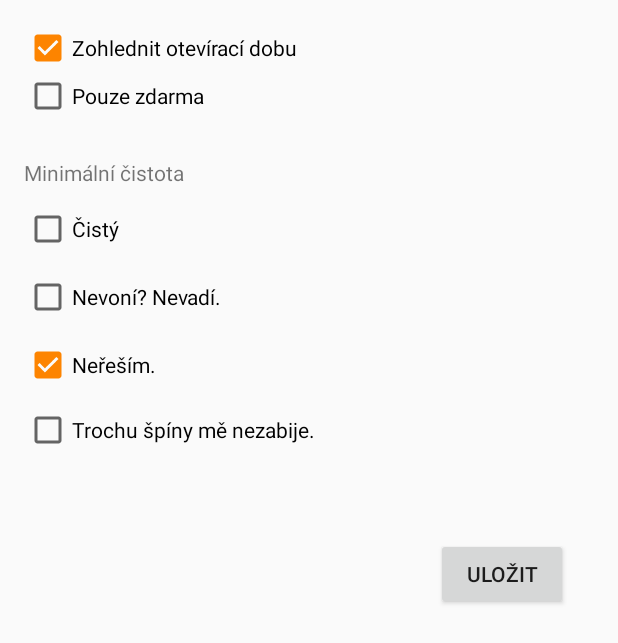
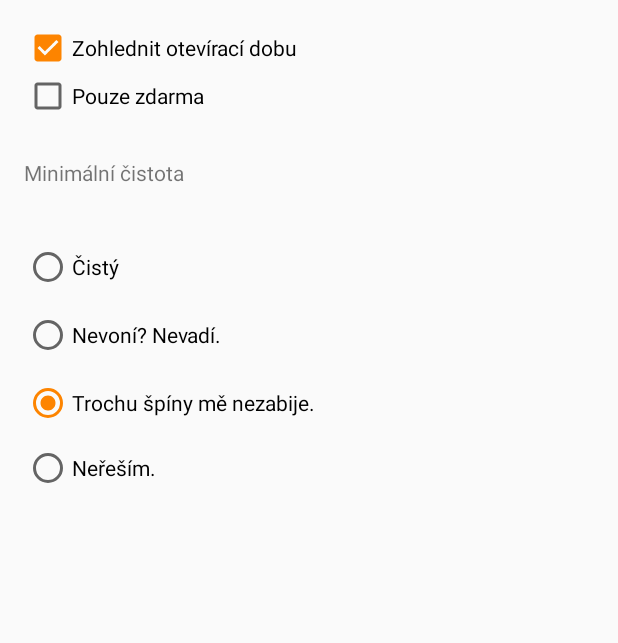
Before and after one commit to mlazovla/Wecko, an Android app: the layout content_settings.xml on its own in the app's theme, with its tools: preview values and no code run, on a phone screen of 412 x 824 dp. Shown: the top 643 px of the screen. Run offline under Robolectric (Android 15) with nearby library versions, the phone set to English and light mode, and no system bars.

Commit message:
content_settings

```diff
--- a/app/src/main/res/layout/content_settings.xml
+++ b/app/src/main/res/layout/content_settings.xml
@@ -3,7 +3,7 @@
     xmlns:app="http://schemas.android.com/apk/res-auto"
     xmlns:tools="http://schemas.android.com/tools"
     android:id="@+id/content_settings"
-    android:layout_width="match_parent"
+    android:layout_width="wrap_content"
     android:layout_height="match_parent"
     android:paddingBottom="@dimen/activity_vertical_margin"
     android:paddingLeft="@dimen/activity_horizontal_margin"
@@ -13,6 +13,12 @@
     tools:context="com.example.vml.wecko.NearestToilet"
     tools:showIn="@layout/app_bar_nearest_toilet">
 
+    <CheckBox
+        android:text="Zohlednit otevírací dobu"
+        android:layout_width="match_parent"
+        android:layout_height="wrap_content"
+        android:id="@+id/checkBox"
+        android:checked="true" />
 
     <CheckBox
         android:text="Pouze zdarma"
@@ -24,15 +30,6 @@
         android:layout_alignParentStart="true"
         android:duplicateParentState="false" />
 
-    <CheckBox
-        android:text="Zohlednit otevírací dobu"
-        android:layout_width="match_parent"
-        android:layout_height="wrap_content"
-        android:id="@+id/checkBox"
-        android:checked="true"
-        android:layout_alignParentTop="true"
-        android:layout_alignParentStart="true" />
-
     <TextView
         android:text="Minimální čistota"
         android:layout_width="match_parent"
@@ -41,7 +38,14 @@
         android:id="@+id/textView5"
         android:layout_height="wrap_content" />
 
-    <CheckBox
+    <RadioGroup
+        android:layout_width="wrap_content"
+        android:layout_height="wrap_content"
+        android:layout_below="@+id/textView5"
+        android:layout_alignParentStart="true"
+        android:layout_marginTop="25dp">
+
+        <RadioButton
             android:text="Čistý"
             android:layout_width="match_parent"
             android:layout_height="wrap_content"
@@ -51,7 +55,7 @@
             android:layout_alignParentEnd="true"
             android:layout_alignParentStart="true" />
 
-    <CheckBox
+        <RadioButton
             android:text="Nevoní? Nevadí."
             android:layout_width="match_parent"
             android:layout_height="wrap_content"
@@ -61,8 +65,8 @@
             android:layout_alignParentStart="true"
             android:layout_marginTop="13dp" />
 
-    <CheckBox
-        android:text="Neřeším."
+        <RadioButton
+            android:text="Trochu špíny mě nezabije."
             android:layout_width="match_parent"
             android:layout_height="wrap_content"
             android:id="@+id/checkBox5"
@@ -72,8 +76,8 @@
             android:layout_alignParentStart="true"
             android:layout_marginTop="13dp" />
 
-    <CheckBox
-        android:text="Trochu špíny mě nezabije."
+        <RadioButton
+            android:text="Neřeším."
             android:layout_width="match_parent"
             android:layout_height="wrap_content"
             android:id="@+id/checkBox6"
@@ -82,14 +86,9 @@
             android:layout_alignParentStart="true"
             android:layout_marginTop="11dp" />
 
-    <Button
-        android:text="Uložit"
-        android:layout_width="wrap_content"
-        android:layout_height="wrap_content"
-        android:layout_marginEnd="17dp"
-        android:layout_marginTop="56dp"
-        android:id="@+id/button3"
-        android:layout_below="@+id/checkBox6"
-        android:layout_alignParentEnd="true"
-        android:elevation="0dp" />
+
+
+
+
+    </RadioGroup>
 </RelativeLayout>
```
Lines whose indentation alone changed are shown as unchanged.
